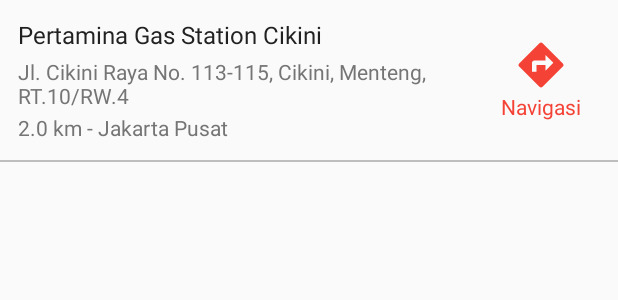
After one commit to Raturu/pertamina_now_android, an Android app: the layout item_nearby_spbu.xml on its own in the app's theme, with its tools: preview values and no code run, on a phone screen of 412 x 824 dp. The commit adds this screen. Shown: the top 300 px of the screen. Run offline under Robolectric (Android 15) with nearby library versions, the phone set to English and light mode, and no system bars.

Commit message:
Add nearby spbu page

```diff
--- a/app/src/main/AndroidManifest.xml
+++ b/app/src/main/AndroidManifest.xml
@@ -32,6 +32,7 @@
         <activity android:name=".ui.TransactionDetailActivity" />
         <activity android:name=".ui.VouchersActivity" />
         <activity android:name=".ui.NotificationsActivity" />
+        <activity android:name=".ui.NearbySpbuActivity" />
     </application>
 
 </manifest>
--- a/app/src/main/java/com/raturu/pertaminanow/ui/adapter/BaseAdapter.kt
+++ b/app/src/main/java/com/raturu/pertaminanow/ui/adapter/BaseAdapter.kt
@@ -15,7 +15,7 @@
  * GitHub     : https://github.com/zetbaitsu
  */
 abstract class BaseAdapter<Data, Holder : BaseViewHolder<Data>>(private val context: Context) : RecyclerView.Adapter<Holder>() {
-    protected val data: MutableList<Data> = mutableListOf()
+    val data: MutableList<Data> = mutableListOf()
 
     protected var itemClickListener: OnItemClickListener? = null
     protected var itemLongClickListener: OnItemLongClickListener? = null
--- /dev/null
+++ b/app/src/main/res/drawable/ic_directions.xml
@@ -0,0 +1,5 @@
+<vector android:height="24dp" android:tint="#FFFFFF"
+    android:viewportHeight="24.0" android:viewportWidth="24.0"
+    android:width="24dp" xmlns:android="http://schemas.android.com/apk/res/android">
+    <path android:fillColor="#FF000000" android:pathData="M21.71,11.29l-9,-9c-0.39,-0.39 -1.02,-0.39 -1.41,0l-9,9c-0.39,0.39 -0.39,1.02 0,1.41l9,9c0.39,0.39 1.02,0.39 1.41,0l9,-9c0.39,-0.38 0.39,-1.01 0,-1.41zM14,14.5V12h-4v3H8v-4c0,-0.55 0.45,-1 1,-1h5V7.5l3.5,3.5 -3.5,3.5z"/>
+</vector>
--- /dev/null
+++ b/app/src/main/res/layout/item_nearby_spbu.xml
@@ -0,0 +1,89 @@
+<?xml version="1.0" encoding="utf-8"?>
+<LinearLayout xmlns:android="http://schemas.android.com/apk/res/android"
+    android:layout_width="match_parent"
+    android:layout_height="wrap_content"
+    android:orientation="vertical">
+
+    <LinearLayout
+        android:layout_width="match_parent"
+        android:layout_height="wrap_content"
+        android:baselineAligned="false"
+        android:orientation="horizontal"
+        android:padding="12dp">
+
+        <LinearLayout
+            android:layout_width="0dp"
+            android:layout_height="wrap_content"
+            android:layout_weight="4"
+            android:orientation="vertical">
+
+            <TextView
+                android:id="@+id/nameTextView"
+                android:layout_width="match_parent"
+                android:layout_height="wrap_content"
+                android:ellipsize="end"
+                android:maxLines="2"
+                android:text="Pertamina Gas Station Cikini"
+                android:textColor="@color/primary_text"
+                android:textSize="16sp" />
+
+            <TextView
+                android:id="@+id/addressTextView"
+                android:layout_width="match_parent"
+                android:layout_height="wrap_content"
+                android:layout_marginTop="4dp"
+                android:ellipsize="end"
+                android:maxLines="2"
+                android:text="Jl. Cikini Raya No. 113-115, Cikini, Menteng, RT.10/RW.4"
+                android:textColor="@color/secondary_text"
+                android:textSize="14sp" />
+
+            <TextView
+                android:id="@+id/distanceAndCityTextView"
+                android:layout_width="match_parent"
+                android:layout_height="wrap_content"
+                android:layout_marginTop="2dp"
+                android:ellipsize="end"
+                android:maxLines="2"
+                android:text="2.0 km - Jakarta Pusat"
+                android:textColor="@color/secondary_text"
+                android:textSize="14sp" />
+
+        </LinearLayout>
+
+        <LinearLayout
+            android:id="@+id/navigationButton"
+            android:layout_width="0dp"
+            android:layout_height="wrap_content"
+            android:layout_gravity="center_vertical"
+            android:layout_weight="1"
+            android:background="?attr/selectableItemBackground"
+            android:clickable="true"
+            android:focusable="true"
+            android:gravity="center"
+            android:orientation="vertical">
+
+            <ImageView
+                android:layout_width="36dp"
+                android:layout_height="36dp"
+                android:src="@drawable/ic_directions"
+                android:tint="@color/primary" />
+
+            <TextView
+                android:layout_width="wrap_content"
+                android:layout_height="wrap_content"
+                android:ellipsize="end"
+                android:maxLines="2"
+                android:text="Navigasi"
+                android:textColor="@color/primary"
+                android:textSize="14sp" />
+
+        </LinearLayout>
+
+    </LinearLayout>
+
+    <View
+        android:layout_width="match_parent"
+        android:layout_height="1dp"
+        android:background="@color/divider" />
+</LinearLayout>
```
Also changed, not shown: app/src/main/java/com/raturu/pertaminanow/presenter/NearbySpbuPresenter.kt (added, +33 -0 lines), app/src/main/java/com/raturu/pertaminanow/ui/NearbySpbuActivity.kt (added, +58 -0 lines), app/src/main/java/com/raturu/pertaminanow/ui/adapter/NearbySpbuAdapter.kt (added, +22 -0 lines), app/src/main/java/com/raturu/pertaminanow/ui/adapter/viewholder/NearbySpbuViewHolder.kt (added, +40 -0 lines), app/src/main/res/layout/activity_nearby_spbu.xml (added, +12 -0 lines).
